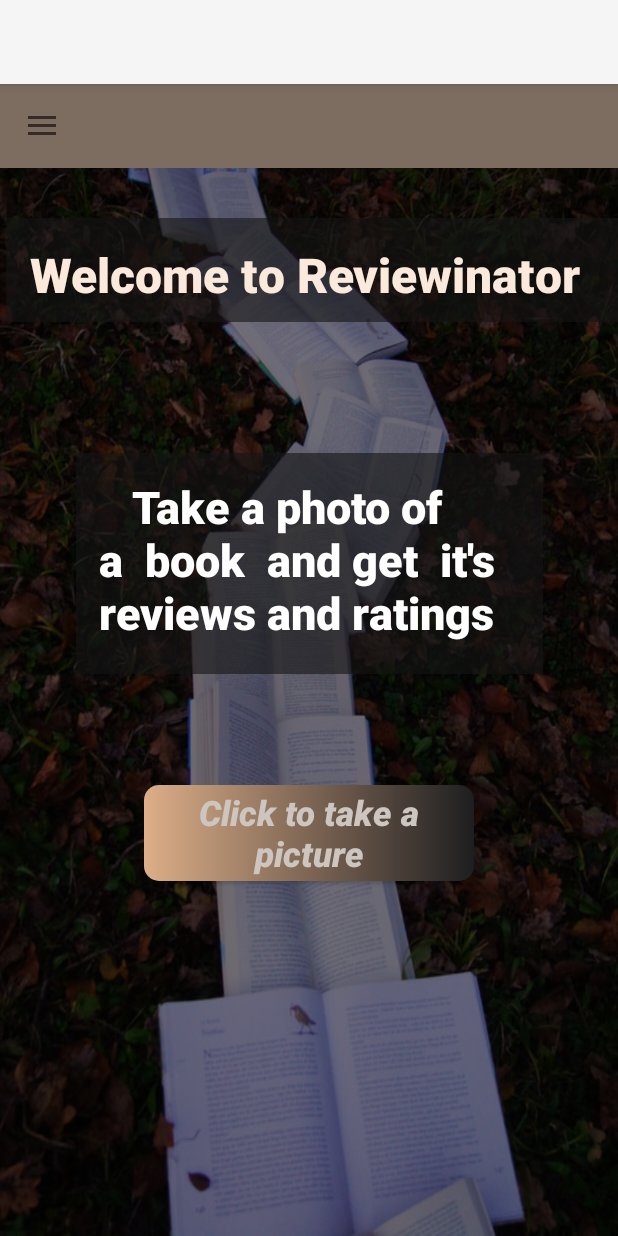
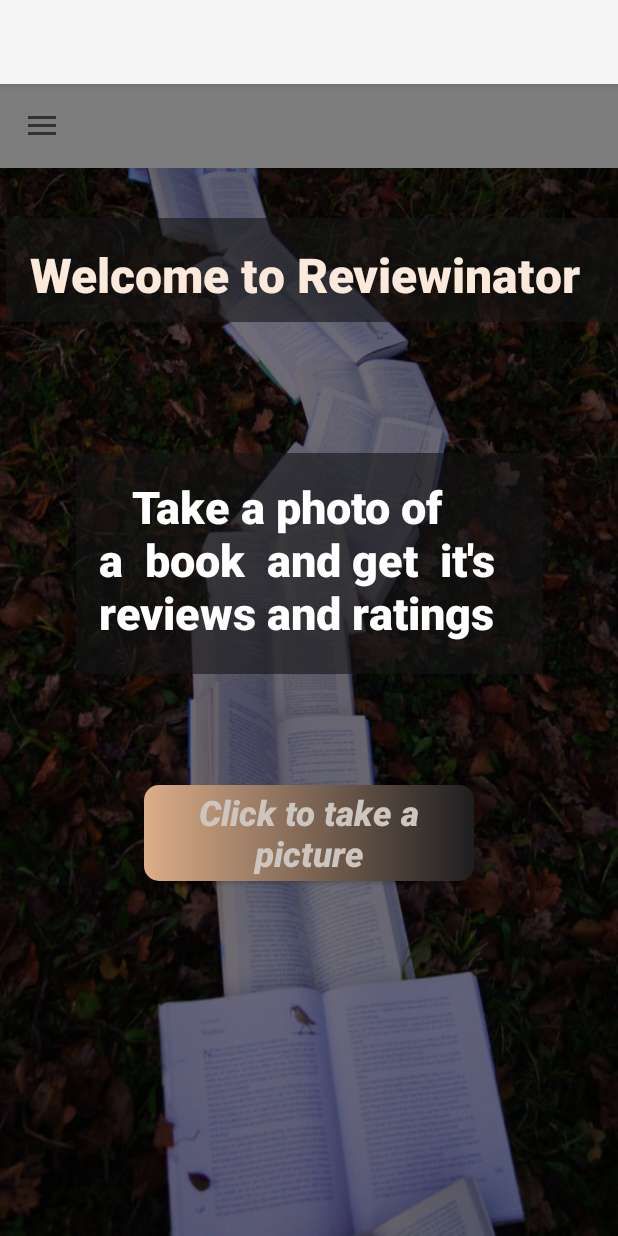
Before and after one commit to RazTutu/reviewinatorApp, an Android app: the screen it shows after launch (MainActivity), on a phone screen of 412 x 824 dp. Run offline under Robolectric (Android 15) with nearby library versions, the phone set to English and light mode, and no system bars; 1 statement that could not run was skipped.

Commit message:
Some design changes

```diff
--- a/app/src/main/java/com/example/reviewinator/MainActivity.java
+++ b/app/src/main/java/com/example/reviewinator/MainActivity.java
@@ -10,6 +10,7 @@ import androidx.drawerlayout.widget.DrawerLayout;
 import android.annotation.SuppressLint;
 import android.os.Bundle;
 import android.view.MenuItem;
+import android.view.WindowManager;
 import android.widget.Toast;
 
 import com.example.reviewinator.R;
@@ -26,15 +27,17 @@ public class MainActivity extends AppCompatActivity implements NavigationView.On
     @Override
     protected void onCreate(Bundle savedInstanceState) {
         super.onCreate(savedInstanceState);
+        getWindow().setFlags(WindowManager.LayoutParams.FLAG_FULLSCREEN,
+                WindowManager.LayoutParams.FLAG_FULLSCREEN);
         setContentView(R.layout.activity_main);
 
-        drawerLayout=findViewById(R.id.drawer);
-        toolbar=findViewById(R.id.toolbar);
-        navigationView=findViewById(R.id.navigationView);
+        drawerLayout = findViewById(R.id.drawer);
+        toolbar = findViewById(R.id.toolbar);
+        navigationView = findViewById(R.id.navigationView);
         setSupportActionBar(toolbar);
         getSupportActionBar().setDefaultDisplayHomeAsUpEnabled(true);
         getSupportActionBar().setDisplayShowTitleEnabled(false);
-        toggle=new ActionBarDrawerToggle(this,drawerLayout,toolbar,R.string.drawerOpen,R.string.drawerClose);
+        toggle = new ActionBarDrawerToggle(this, drawerLayout, toolbar, R.string.drawerOpen, R.string.drawerClose);
         drawerLayout.addDrawerListener(toggle);
         toggle.syncState();
     }
@@ -42,15 +45,15 @@ public class MainActivity extends AppCompatActivity implements NavigationView.On
 
     @Override
     public boolean onNavigationItemSelected(@NonNull MenuItem menuItem) {
-        switch (menuItem.getItemId()){
+        switch (menuItem.getItemId()) {
             case R.id.login:
-                Toast.makeText(MainActivity.this,"Login Selected",Toast.LENGTH_SHORT).show();
+                Toast.makeText(MainActivity.this, "Login Selected", Toast.LENGTH_SHORT).show();
                 break;
             case R.id.register:
-                Toast.makeText(MainActivity.this,"Register selected",Toast.LENGTH_SHORT).show();
+                Toast.makeText(MainActivity.this, "Register selected", Toast.LENGTH_SHORT).show();
                 break;
             case R.id.history:
-                Toast.makeText(MainActivity.this,"History selected",Toast.LENGTH_SHORT).show();
+                Toast.makeText(MainActivity.this, "History selected", Toast.LENGTH_SHORT).show();
                 break;
         }
         return false;
--- a/app/src/main/res/layout/activity_main.xml
+++ b/app/src/main/res/layout/activity_main.xml
@@ -4,6 +4,7 @@
     xmlns:tools="http://schemas.android.com/tools"
     android:layout_width="match_parent"
     android:layout_height="match_parent"
+    android:scaleType="fitXY"
     android:background="@drawable/books_background"
     tools:context=".MainActivity">
 
@@ -11,7 +12,6 @@
         android:id="@+id/drawer"
         android:layout_width="match_parent"
         android:layout_height="match_parent"
-
         tools:context=".MainActivity"
         tools:layout_editor_absoluteX="-16dp"
         tools:layout_editor_absoluteY="-98dp"
@@ -25,7 +25,7 @@
                 android:id="@+id/toolbar"
                 android:layout_width="match_parent"
                 android:layout_height="wrap_content"
-                android:background="@color/c1"
+                android:background="@color/alb"
                 app:layout_constraintEnd_toEndOf="parent"
                 app:layout_constraintHorizontal_bias="1.0"
                 app:layout_constraintStart_toStartOf="parent"
@@ -62,7 +62,6 @@
                 android:background="#99141414"
                 android:ems="10"
                 android:fontFamily="sans-serif-black"
-                android:inputType="textPersonName"
                 android:padding="16dp"
                 android:text="Welcome to Reviewinator"
                 android:textColor="#FBE9DB"
--- a/app/src/main/res/values/colors.xml
+++ b/app/src/main/res/values/colors.xml
@@ -6,4 +6,5 @@
     <color name="c1">#7d6d61</color>
     <color name="c2">#b81414</color>
     <color name="c3">#f016f0</color>
+    <color name="alb">#7d7d7d</color>
 </resources>
```
